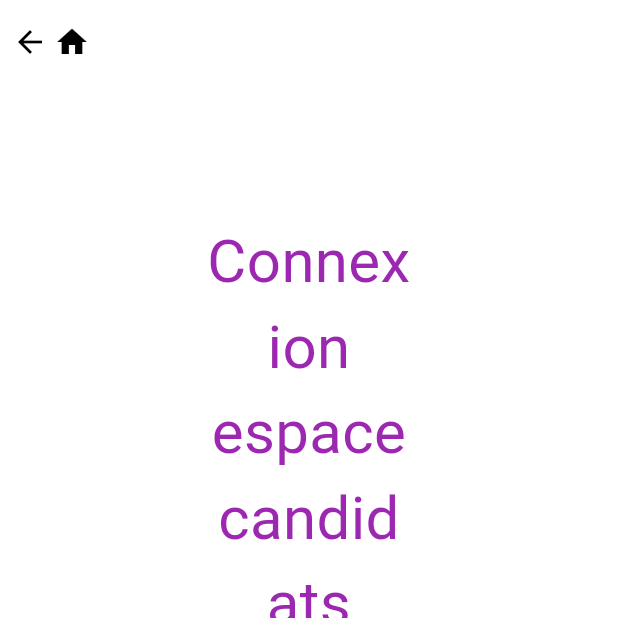
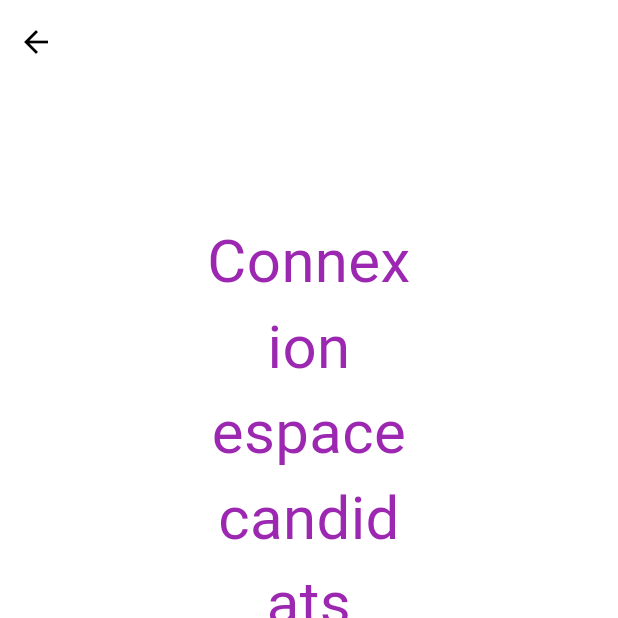
Before and after one commit to keskinm/kicko-client, a Flutter app: the screen it shows after launch, after a tap on "CANDIDAT", on a phone screen of 412 x 824 dp, the top half of it. Run offline on Flutter 3.47's test engine with Material 3 defaults, Android fonts, the phone set to English and light mode, and no system bars; drawn by our look-alikes of animated_text_kit; our stand-ins replace cloud_firestore, dio, email_validator, file_picker, firebase_auth, firebase_core and 4 more; missing offline and left inert: barcode_scan2, firebase_core_platform_interface; accounts and stored records are empty; network calls fail; Roboto replaces fonts that are missing (Horizon).

Commit message:
Refactoring navigation

```diff
--- a/lib/appbar.dart
+++ b/lib/appbar.dart
@@ -1,25 +1,26 @@
 import 'package:flutter/material.dart';
 import 'package:kicko/user/ui/my_account.dart';
 
-AppBar simpleAppBar(BuildContext context, [String? text]) {
-  List<Widget> rowChildren = [
-    Flexible(
-        child: IconButton(
+AppBar simpleAppBar(BuildContext context,
+    {String? text, bool allowGoHome = true}) {
+  List<Widget> rowChildren = [];
+
+  if (Navigator.canPop(context)) {
+    rowChildren.add(Flexible(
+      child: IconButton(
+      icon: Icon(Icons.arrow_back),
+      onPressed: () => Navigator.of(context).pop(),
+    )));
+  }
+
+  if (allowGoHome) {
+    rowChildren.add(Flexible(
+      child: IconButton(
       icon: Icon(Icons.home),
       onPressed: () {
         Navigator.popUntil(context, (route) => route.isFirst);
       },
-    ))
-  ];
-
-  if (Navigator.canPop(context)) {
-    rowChildren.insert(
-        0,
-        Flexible(
-            child: IconButton(
-          icon: Icon(Icons.arrow_back),
-          onPressed: () => Navigator.of(context).pop(),
-        )));
+    )));
   }
 
   return AppBar(
--- a/lib/candidate/ui/job_offer_page.dart
+++ b/lib/candidate/ui/job_offer_page.dart
@@ -92,7 +92,7 @@ class _CandidateJobOfferPage extends State<CandidateJobOfferPage> {
   @override
   Widget build(BuildContext context) {
     return Scaffold(
-        appBar: simpleAppBar(context, "Offre d'emploi"),
+        appBar: simpleAppBar(context),
         body: Center(
             child: Wrap(
           spacing: 100,
--- a/lib/candidate/ui/scan.dart
+++ b/lib/candidate/ui/scan.dart
@@ -23,7 +23,7 @@ class _ScanState extends State<ScanScreen> {
   @override
   Widget build(BuildContext context) {
     return Scaffold(
-        appBar: simpleAppBar(context, "QR Code Scanner"),
+        appBar: simpleAppBar(context),
         body: Center(
           child: Column(
             mainAxisAlignment: MainAxisAlignment.center,
--- a/lib/user/ui/login_page.dart
+++ b/lib/user/ui/login_page.dart
@@ -22,7 +22,7 @@ class _LoginPageState extends State<LoginPage> {
   Widget build(BuildContext context) {
     String title = userGroupSyntax.titleMap[widget.userGroup];
     return Scaffold(
-      appBar: simpleAppBar(context),
+      appBar: simpleAppBar(context, allowGoHome: false),
       body: SingleChildScrollView(
         child: Center(
           child: SizedBox(
--- a/lib/user/ui/register_page.dart
+++ b/lib/user/ui/register_page.dart
@@ -23,7 +23,7 @@ class _RegisterPageState extends State<RegisterPage> {
   Widget build(BuildContext context) {
     String title = userGroupSyntax.titleMap[widget.userGroup];
     return Scaffold(
-      appBar: simpleAppBar(context),
+      appBar: simpleAppBar(context, allowGoHome: false),
       backgroundColor: Colors.white,
       body: Center(
         child: Column(
```
